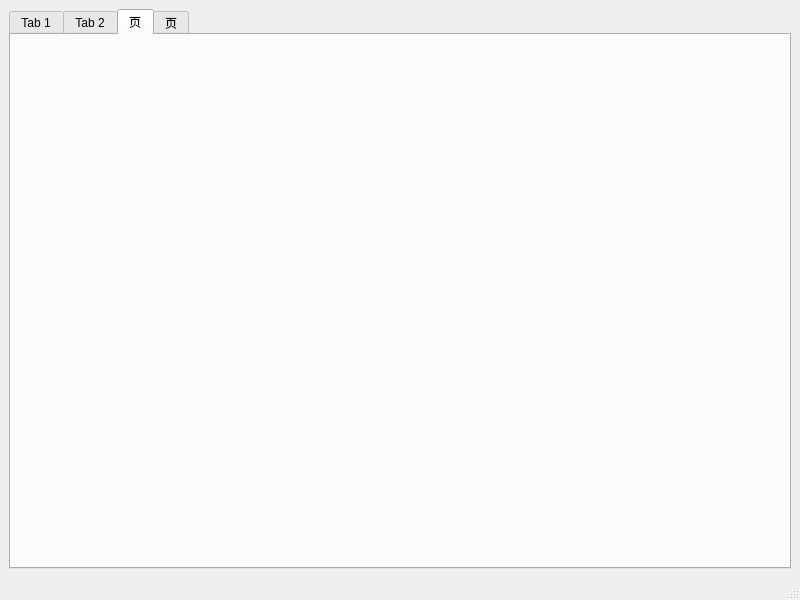
Above: librarianinterface.ui from LGH2713/Library_management_system before the change. Below: the same form after it.
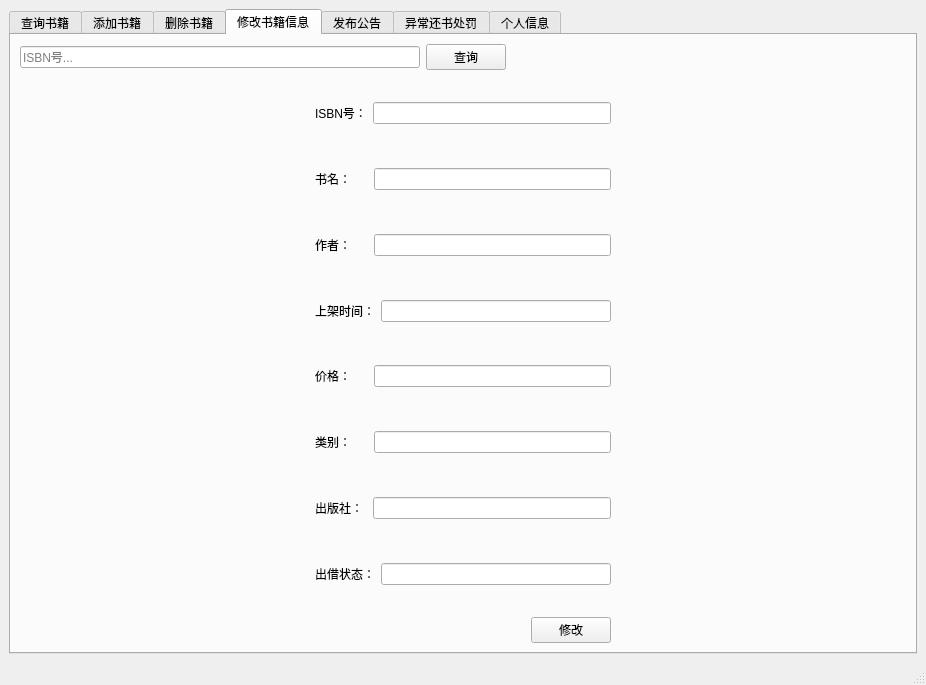
That is the form after the change. The open tabs and pages were chosen to show the change.

Commit message: feat: 完成图书管理员界面构建

The edit to the form file:
```diff
--- a/librarianinterface.ui
+++ b/librarianinterface.ui
@@ -6,8 +6,8 @@
    <rect>
     <x>0</x>
     <y>0</y>
-    <width>800</width>
-    <height>600</height>
+    <width>926</width>
+    <height>685</height>
    </rect>
   </property>
   <property name="windowTitle">
@@ -20,14 +20,109 @@
       <property name="currentIndex">
        <number>3</number>
       </property>
+      <widget class="QWidget" name="tab_7">
+       <attribute name="title">
+        <string>查询书籍</string>
+       </attribute>
+       <layout class="QGridLayout" name="gridLayout_8">
+        <item row="0" column="0">
+         <layout class="QVBoxLayout" name="verticalLayout_3">
+          <item>
+           <layout class="QHBoxLayout" name="horizontalLayout_28">
+            <item>
+             <widget class="QLineEdit" name="lineEdit_8">
+              <property name="font">
+               <font>
+                <pointsize>14</pointsize>
+               </font>
+              </property>
+              <property name="placeholderText">
+               <string>search...</string>
+              </property>
+             </widget>
+            </item>
+            <item>
+             <widget class="QPushButton" name="pushButton_7">
+              <property name="text">
+               <string>查询</string>
+              </property>
+             </widget>
+            </item>
+            <item>
+             <spacer name="horizontalSpacer_16">
+              <property name="orientation">
+               <enum>Qt::Horizontal</enum>
+              </property>
+              <property name="sizeHint" stdset="0">
+               <size>
+                <width>40</width>
+                <height>20</height>
+               </size>
+              </property>
+             </spacer>
+            </item>
+           </layout>
+          </item>
+          <item>
+           <layout class="QHBoxLayout" name="horizontalLayout_9">
+            <item>
+             <widget class="QLabel" name="label_8">
+              <property name="text">
+               <string>查询方式：</string>
+              </property>
+             </widget>
+            </item>
+            <item>
+             <widget class="QRadioButton" name="radioButton">
+              <property name="text">
+               <string>ISBN号</string>
+              </property>
+             </widget>
+            </item>
+            <item>
+             <widget class="QRadioButton" name="radioButton_2">
+              <property name="text">
+               <string>书名</string>
+              </property>
+             </widget>
+            </item>
+            <item>
+             <widget class="QRadioButton" name="radioButton_3">
+              <property name="text">
+               <string>作者</string>
+              </property>
+             </widget>
+            </item>
+            <item>
+             <spacer name="horizontalSpacer_15">
+              <property name="orientation">
+               <enum>Qt::Horizontal</enum>
+              </property>
+              <property name="sizeHint" stdset="0">
+               <size>
+                <width>40</width>
+                <height>20</height>
+               </size>
+              </property>
+             </spacer>
+            </item>
+           </layout>
+          </item>
+         </layout>
+        </item>
+        <item row="1" column="0">
+         <widget class="QListWidget" name="listWidget"/>
+        </item>
+       </layout>
+      </widget>
       <widget class="QWidget" name="tab">
        <attribute name="title">
-        <string>Tab 1</string>
+        <string>添加书籍</string>
        </attribute>
       </widget>
       <widget class="QWidget" name="tab_2">
        <attribute name="title">
-        <string>Tab 2</string>
+        <string>删除书籍</string>
        </attribute>
       </widget>
       <widget class="QWidget" name="tab_3">
@@ -38,13 +133,506 @@
         </size>
        </property>
        <attribute name="title">
-        <string>页</string>
+        <string>修改书籍信息</string>
        </attribute>
+       <layout class="QGridLayout" name="gridLayout_4">
+        <item row="0" column="0">
+         <layout class="QHBoxLayout" name="horizontalLayout_12">
+          <item>
+           <widget class="QLineEdit" name="lineEdit_10">
+            <property name="placeholderText">
+             <string>ISBN号...</string>
+            </property>
+           </widget>
+          </item>
+          <item>
+           <widget class="QPushButton" name="pushButton_4">
+            <property name="text">
+             <string>查询</string>
+            </property>
+           </widget>
+          </item>
+          <item>
+           <spacer name="horizontalSpacer_10">
+            <property name="orientation">
+             <enum>Qt::Horizontal</enum>
+            </property>
+            <property name="sizeHint" stdset="0">
+             <size>
+              <width>40</width>
+              <height>20</height>
+             </size>
+            </property>
+           </spacer>
+          </item>
+         </layout>
+        </item>
+        <item row="1" column="0">
+         <layout class="QHBoxLayout" name="horizontalLayout_22">
+          <item>
+           <spacer name="horizontalSpacer_7">
+            <property name="orientation">
+             <enum>Qt::Horizontal</enum>
+            </property>
+            <property name="sizeHint" stdset="0">
+             <size>
+              <width>40</width>
+              <height>20</height>
+             </size>
+            </property>
+           </spacer>
+          </item>
+          <item>
+           <layout class="QVBoxLayout" name="verticalLayout_5">
+            <item>
+             <spacer name="verticalSpacer_9">
+              <property name="orientation">
+               <enum>Qt::Vertical</enum>
+              </property>
+              <property name="sizeHint" stdset="0">
+               <size>
+                <width>20</width>
+                <height>40</height>
+               </size>
+              </property>
+             </spacer>
+            </item>
+            <item>
+             <layout class="QVBoxLayout" name="verticalLayout_6">
+              <item>
+               <layout class="QHBoxLayout" name="horizontalLayout_13">
+                <item>
+                 <widget class="QLabel" name="label_9">
+                  <property name="text">
+                   <string>ISBN号：</string>
+                  </property>
+                 </widget>
+                </item>
+                <item>
+                 <widget class="QLineEdit" name="lineEdit_11"/>
+                </item>
+               </layout>
+              </item>
+              <item>
+               <spacer name="verticalSpacer_10">
+                <property name="orientation">
+                 <enum>Qt::Vertical</enum>
+                </property>
+                <property name="sizeHint" stdset="0">
+                 <size>
+                  <width>20</width>
+                  <height>40</height>
+                 </size>
+                </property>
+               </spacer>
+              </item>
+              <item>
+               <layout class="QHBoxLayout" name="horizontalLayout_14">
+                <item>
+                 <widget class="QLabel" name="label_10">
+                  <property name="text">
+                   <string>书名：     </string>
+                  </property>
+                 </widget>
+                </item>
+                <item>
+                 <widget class="QLineEdit" name="lineEdit_12"/>
+                </item>
+               </layout>
+              </item>
+              <item>
+               <spacer name="verticalSpacer_11">
+                <property name="orientation">
+                 <enum>Qt::Vertical</enum>
+                </property>
+                <property name="sizeHint" stdset="0">
+                 <size>
+                  <width>20</width>
+                  <height>40</height>
+                 </size>
+                </property>
+               </spacer>
+              </item>
+              <item>
+               <layout class="QHBoxLayout" name="horizontalLayout_15">
+                <item>
+                 <widget class="QLabel" name="label_11">
+                  <property name="text">
+                   <string>作者：     </string>
+                  </property>
+                 </widget>
+                </item>
+                <item>
+                 <widget class="QLineEdit" name="lineEdit_13"/>
+                </item>
+               </layout>
+              </item>
+              <item>
+               <spacer name="verticalSpacer_12">
+                <property name="orientation">
+                 <enum>Qt::Vertical</enum>
+                </property>
+                <property name="sizeHint" stdset="0">
+                 <size>
+                  <width>20</width>
+                  <height>40</height>
+                 </size>
+                </property>
+               </spacer>
+              </item>
+              <item>
+               <layout class="QHBoxLayout" name="horizontalLayout_16">
+                <item>
+                 <widget class="QLabel" name="label_12">
+                  <property name="text">
+                   <string>上架时间：</string>
+                  </property>
+                 </widget>
+                </item>
+                <item>
+                 <widget class="QLineEdit" name="lineEdit_14"/>
+                </item>
+               </layout>
+              </item>
+              <item>
+               <spacer name="verticalSpacer_13">
+                <property name="orientation">
+                 <enum>Qt::Vertical</enum>
+                </property>
+                <property name="sizeHint" stdset="0">
+                 <size>
+                  <width>20</width>
+                  <height>40</height>
+                 </size>
+                </property>
+               </spacer>
+              </item>
+              <item>
+               <layout class="QHBoxLayout" name="horizontalLayout_17">
+                <item>
+                 <widget class="QLabel" name="label_13">
+                  <property name="text">
+                   <string>价格：     </string>
+                  </property>
+                 </widget>
+                </item>
+                <item>
+                 <widget class="QLineEdit" name="lineEdit_15"/>
+                </item>
+               </layout>
+              </item>
+              <item>
+               <spacer name="verticalSpacer_14">
+                <property name="orientation">
+                 <enum>Qt::Vertical</enum>
+                </property>
+                <property name="sizeHint" stdset="0">
+                 <size>
+                  <width>20</width>
+                  <height>40</height>
+                 </size>
+                </property>
+               </spacer>
+              </item>
+              <item>
+               <layout class="QHBoxLayout" name="horizontalLayout_18">
+                <item>
+                 <widget class="QLabel" name="label_14">
+                  <property name="text">
+                   <string>类别：     </string>
+                  </property>
+                 </widget>
+                </item>
+                <item>
+                 <widget class="QLineEdit" name="lineEdit_16"/>
+                </item>
+               </layout>
+              </item>
+              <item>
+               <spacer name="verticalSpacer_15">
+                <property name="orientation">
+                 <enum>Qt::Vertical</enum>
+                </property>
+                <property name="sizeHint" stdset="0">
+                 <size>
+                  <width>20</width>
+                  <height>40</height>
+                 </size>
+                </property>
+               </spacer>
+              </item>
+              <item>
+               <layout class="QHBoxLayout" name="horizontalLayout_19">
+                <item>
+                 <widget class="QLabel" name="label_15">
+                  <property name="text">
+                   <string>出版社： </string>
+                  </property>
+                 </widget>
+                </item>
+                <item>
+                 <widget class="QLineEdit" name="lineEdit_17"/>
+                </item>
+               </layout>
+              </item>
+              <item>
+               <spacer name="verticalSpacer_17">
+                <property name="orientation">
+                 <enum>Qt::Vertical</enum>
+                </property>
+                <property name="sizeHint" stdset="0">
+                 <size>
+                  <width>20</width>
+                  <height>40</height>
+                 </size>
+                </property>
+               </spacer>
+              </item>
+              <item>
+               <layout class="QHBoxLayout" name="horizontalLayout_21">
+                <item>
+                 <widget class="QLabel" name="label_16">
+                  <property name="text">
+                   <string>出借状态：</string>
+                  </property>
+                 </widget>
+                </item>
+                <item>
+                 <widget class="QLineEdit" name="lineEdit_18"/>
+                </item>
+               </layout>
+              </item>
+             </layout>
+            </item>
+            <item>
+             <spacer name="verticalSpacer_16">
+              <property name="orientation">
+               <enum>Qt::Vertical</enum>
+              </property>
+              <property name="sizeHint" stdset="0">
+               <size>
+                <width>20</width>
+                <height>40</height>
+               </size>
+              </property>
+             </spacer>
+            </item>
+            <item>
+             <layout class="QHBoxLayout" name="horizontalLayout_20">
+              <item>
+               <spacer name="horizontalSpacer_8">
+                <property name="orientation">
+                 <enum>Qt::Horizontal</enum>
+                </property>
+                <property name="sizeHint" stdset="0">
+                 <size>
+                  <width>40</width>
+                  <height>20</height>
+                 </size>
+                </property>
+               </spacer>
+              </item>
+              <item>
+               <widget class="QPushButton" name="pushButton_6">
+                <property name="text">
+                 <string>修改</string>
+                </property>
+               </widget>
+              </item>
+             </layout>
+            </item>
+           </layout>
+          </item>
+          <item>
+           <spacer name="horizontalSpacer_9">
+            <property name="orientation">
+             <enum>Qt::Horizontal</enum>
+            </property>
+            <property name="sizeHint" stdset="0">
+             <size>
+              <width>40</width>
+              <height>20</height>
+             </size>
+            </property>
+           </spacer>
+          </item>
+         </layout>
+        </item>
+       </layout>
       </widget>
       <widget class="QWidget" name="tab_4">
        <attribute name="title">
-        <string>页</string>
+        <string>发布公告</string>
        </attribute>
+       <layout class="QGridLayout" name="gridLayout_5">
+        <item row="0" column="0">
+         <widget class="QPlainTextEdit" name="plainTextEdit"/>
+        </item>
+        <item row="1" column="0">
+         <layout class="QHBoxLayout" name="horizontalLayout_23">
+          <item>
+           <spacer name="horizontalSpacer_12">
+            <property name="orientation">
+             <enum>Qt::Horizontal</enum>
+            </property>
+            <property name="sizeHint" stdset="0">
+             <size>
+              <width>40</width>
+              <height>20</height>
+             </size>
+            </property>
+           </spacer>
+          </item>
+          <item>
+           <widget class="QPushButton" name="pushButton_5">
+            <property name="text">
+             <string>公告发布</string>
+            </property>
+           </widget>
+          </item>
+         </layout>
+        </item>
+       </layout>
+      </widget>
+      <widget class="QWidget" name="tab_5">
+       <attribute name="title">
+        <string>异常还书处罚</string>
+       </attribute>
+       <layout class="QGridLayout" name="gridLayout_7">
+        <item row="0" column="0">
+         <layout class="QVBoxLayout" name="verticalLayout_8">
+          <item>
+           <widget class="QLabel" name="label_17">
+            <property name="text">
+             <string>还书异常列表：</string>
+            </property>
+           </widget>
+          </item>
+          <item>
+           <widget class="QListWidget" name="listWidget_3"/>
+          </item>
+         </layout>
+        </item>
+       </layout>
+      </widget>
+      <widget class="QWidget" name="tab_6">
+       <attribute name="title">
+        <string>个人信息</string>
+       </attribute>
+       <layout class="QGridLayout" name="gridLayout_6">
+        <item row="1" column="1">
+         <layout class="QVBoxLayout" name="verticalLayout_7">
+          <item>
+           <layout class="QHBoxLayout" name="horizontalLayout_27">
+            <item>
+             <widget class="QLabel" name="label_21">
+              <property name="text">
+               <string>ID：    </string>
+              </property>
+             </widget>
+            </item>
+            <item>
+             <widget class="QLineEdit" name="lineEdit_22"/>
+            </item>
+           </layout>
+          </item>
+          <item>
+           <layout class="QHBoxLayout" name="horizontalLayout_24">
+            <item>
+             <widget class="QLabel" name="label_18">
+              <property name="text">
+               <string>姓名：</string>
+              </property>
+             </widget>
+            </item>
+            <item>
+             <widget class="QLineEdit" name="lineEdit_19"/>
+            </item>
+           </layout>
+          </item>
+          <item>
+           <layout class="QHBoxLayout" name="horizontalLayout_25">
+            <item>
+             <widget class="QLabel" name="label_19">
+              <property name="text">
+               <string>邮箱：</string>
+              </property>
+             </widget>
+            </item>
+            <item>
+             <widget class="QLineEdit" name="lineEdit_20"/>
+            </item>
+           </layout>
+          </item>
+          <item>
+           <layout class="QHBoxLayout" name="horizontalLayout_26">
+            <item>
+             <widget class="QLabel" name="label_20">
+              <property name="text">
+               <string>密码：</string>
+              </property>
+             </widget>
+            </item>
+            <item>
+             <widget class="QLineEdit" name="lineEdit_21"/>
+            </item>
+           </layout>
+          </item>
+         </layout>
+        </item>
+        <item row="0" column="1">
+         <spacer name="verticalSpacer_18">
+          <property name="orientation">
+           <enum>Qt::Vertical</enum>
+          </property>
+          <property name="sizeHint" stdset="0">
+           <size>
+            <width>20</width>
+            <height>40</height>
+           </size>
+          </property>
+         </spacer>
+        </item>
+        <item row="2" column="1">
+         <spacer name="verticalSpacer_19">
+          <property name="orientation">
+           <enum>Qt::Vertical</enum>
+          </property>
+          <property name="sizeHint" stdset="0">
+           <size>
+            <width>20</width>
+            <height>40</height>
+           </size>
+          </property>
+         </spacer>
+        </item>
+        <item row="1" column="0">
+         <spacer name="horizontalSpacer_13">
+          <property name="orientation">
+           <enum>Qt::Horizontal</enum>
+          </property>
+          <property name="sizeHint" stdset="0">
+           <size>
+            <width>40</width>
+            <height>20</height>
+           </size>
+          </property>
+         </spacer>
+        </item>
+        <item row="1" column="2">
+         <spacer name="horizontalSpacer_14">
+          <property name="orientation">
+           <enum>Qt::Horizontal</enum>
+          </property>
+          <property name="sizeHint" stdset="0">
+           <size>
+            <width>40</width>
+            <height>20</height>
+           </size>
+          </property>
+         </spacer>
+        </item>
+       </layout>
       </widget>
      </widget>
     </item>
```
Left out of the diff: 359 changed lines with no effect on the pictures. The commit also changes 5 other files.
